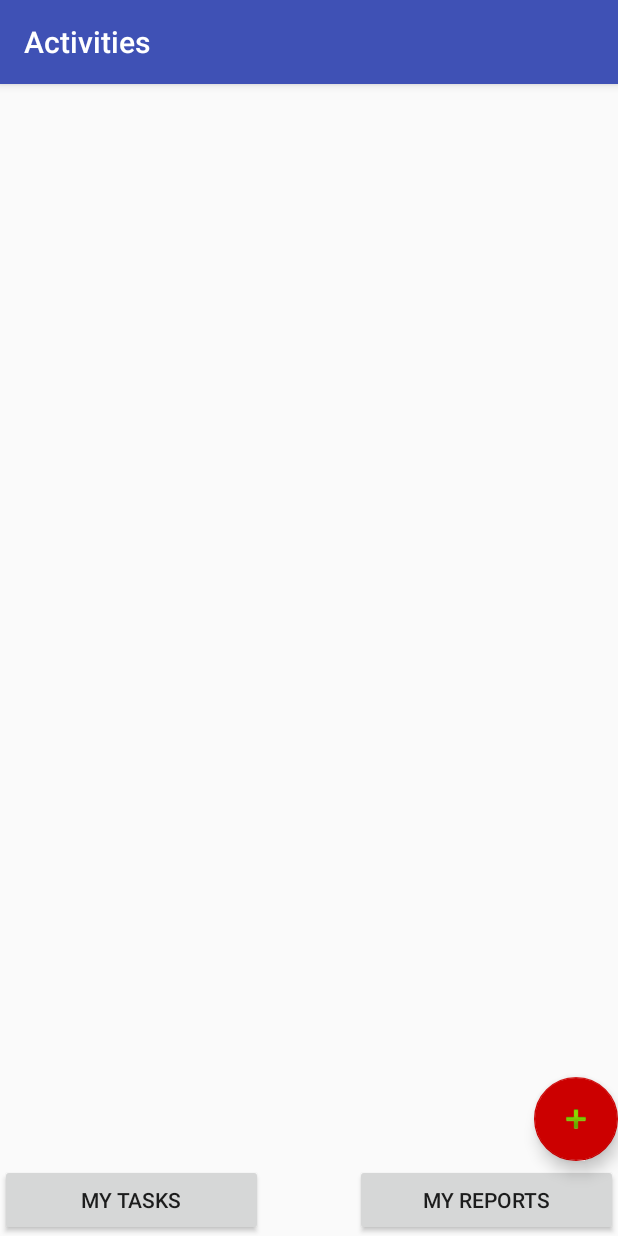
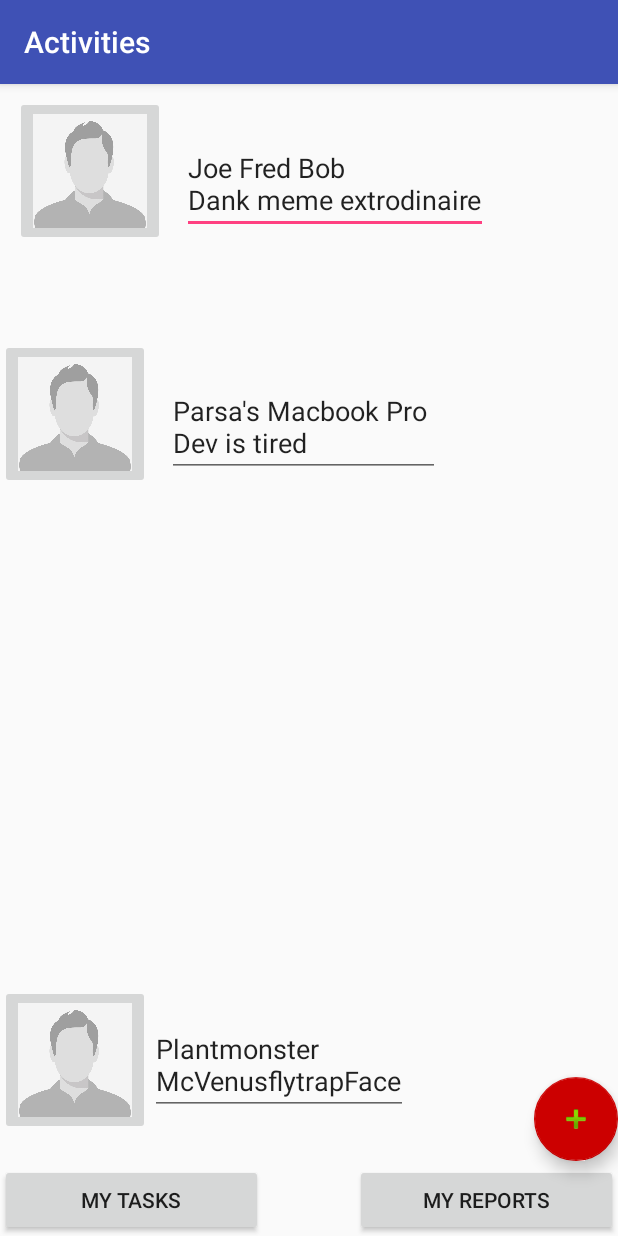
Before and after one commit to brianfu/TeamCSSS-Enactus, an Android app: the report screen opened directly, with no data from a screen before it, on a phone screen of 412 x 824 dp. Run offline under Robolectric (Android 15) with nearby library versions, the light colour scheme and no system bars.

Commit message:
with the good shit yum yum

```diff
--- a/HACKtion/app/src/main/java/com/example/jryzkns/hacktion/report.java
+++ b/HACKtion/app/src/main/java/com/example/jryzkns/hacktion/report.java
@@ -1,13 +1,25 @@
 package com.example.jryzkns.hacktion;
 
+import android.content.Intent;
 import android.os.Bundle;
 import android.support.design.widget.FloatingActionButton;
 import android.support.design.widget.Snackbar;
 import android.support.v7.app.AppCompatActivity;
 import android.support.v7.widget.Toolbar;
 import android.view.View;
+import android.widget.Button;
 
 public class report extends AppCompatActivity {
+
+    /*public void sex(View sampleClass){
+        Intent intent=new Intent(this, sampleClass.class);
+        startActivity(intent);
+    }
+    This shit makes the app work*/
+
+    //declare
+    Button myReports;
+    Button myTasks;
 
     @Override
     protected void onCreate(Bundle savedInstanceState) {
@@ -27,4 +39,17 @@ public class report extends AppCompatActivity {
         setTitle("Activities");
     }
 
+    //standarize button views for their methods
+    //myReports = (Button) findViewById(R.id.myReports);
+    //myTasks = (Button) findViewById(R.id.myTasks);
+
+    public void myReportsex(View sampleReport){
+        Intent intent = new Intent(this, sampleReport.class);
+        startActivity(intent);
+    }
+    public void myTasksex(View browsePage){
+        Intent intent = new Intent(this, browsePage.class);
+        startActivity(intent);
+    }
+
 }
--- a/HACKtion/app/src/main/res/layout/content_report.xml
+++ b/HACKtion/app/src/main/res/layout/content_report.xml
@@ -1,4 +1,5 @@
 <?xml version="1.0" encoding="utf-8"?>
+
 <RelativeLayout xmlns:android="http://schemas.android.com/apk/res/android"
     xmlns:app="http://schemas.android.com/apk/res-auto"
     xmlns:tools="http://schemas.android.com/tools"
@@ -8,6 +9,8 @@
     tools:context="com.example.jryzkns.hacktion.report"
     tools:showIn="@layout/activity_report"
     >
+
+    <!-- 2 buttons below - Left to right -->
 
     <Button
         android:layout_width="175dp"
@@ -20,7 +23,8 @@
         tools:layout_editor_absoluteY="463dp"
         android:layout_alignParentBottom="true"
         android:layout_alignParentRight="true"
-        android:layout_alignParentEnd="true" />
+        android:layout_alignParentEnd="true"
+        android:onClick="myReportsex"/>
 
     <Button
         android:layout_width="175dp"
@@ -33,6 +37,74 @@
         tools:layout_editor_absoluteY="463dp"
         android:layout_alignParentBottom="true"
         android:layout_alignParentLeft="true"
+        android:layout_alignParentStart="true"
+        android:onClick="myTasksex"/>
+
+    <ImageButton
+        android:id="@+id/imageButton1"
+        android:layout_width="100dp"
+        android:layout_height="100dp"
+        android:layout_alignParentLeft="true"
+        android:layout_alignParentStart="true"
+        android:layout_alignParentTop="true"
+        android:layout_marginLeft="10dp"
+        android:layout_marginStart="10dp"
+        android:layout_marginTop="8dp"
+        android:scaleType="fitCenter"
+        app:srcCompat="@drawable/profile_pic" />
+
+    <!-- layout_alignBottom below makes everything work-->
+    <EditText
+        android:layout_width="wrap_content"
+        android:layout_height="wrap_content"
+        android:text="Joe Fred Bob \nDank meme extrodinaire"
+        android:layout_alignBottom="@+id/imageButton1"
+        android:layout_toRightOf="@+id/imageButton1"
+        android:layout_toEndOf="@+id/imageButton1"
+        android:id="@+id/edit1"
+        android:layout_marginLeft="11dp"
+        android:layout_marginStart="11dp"
+        android:layout_marginBottom="8dp" />
+    <ImageButton
+        android:id="@+id/imageButton2"
+        android:layout_width="100dp"
+        android:layout_height="100dp"
+        android:scaleType="fitCenter"
+        app:srcCompat="@drawable/profile_pic"
+        android:layout_marginTop="62dp"
+        android:layout_below="@+id/imageButton1"
+        android:layout_alignParentLeft="true"
         android:layout_alignParentStart="true" />
+    <EditText
+        android:layout_width="wrap_content"
+        android:layout_height="wrap_content"
+        android:text="Parsa's Macbook Pro \nDev is tired"
+        android:layout_alignBottom="@+id/imageButton2"
+        android:layout_toRightOf="@+id/imageButton2"
+        android:layout_toEndOf="@+id/imageButton2"
+        android:layout_marginLeft="11dp"
+        android:id="@+id/edit2"
+        android:layout_marginStart="11dp"
+        android:layout_marginBottom="8dp" />
+    <ImageButton
+        android:id="@+id/imageButton3"
+        android:layout_width="100dp"
+        android:layout_height="100dp"
+        android:scaleType="fitCenter"
+        app:srcCompat="@drawable/profile_pic"
+        android:layout_above="@+id/myTasks"
+        android:layout_alignLeft="@+id/imageButton2"
+        android:layout_alignStart="@+id/imageButton2"
+        android:layout_marginBottom="19dp" />
+    <EditText
+        android:layout_width="wrap_content"
+        android:layout_height="wrap_content"
+        android:text="Plantmonster \nMcVenusflytrapFace"
+        android:id="@+id/edit3"
+        android:layout_marginBottom="13dp"
+        android:layout_alignBottom="@+id/imageButton3"
+        android:layout_toRightOf="@+id/imageButton3"
+        android:layout_toEndOf="@+id/imageButton3" />
+
 
 </RelativeLayout>
```
